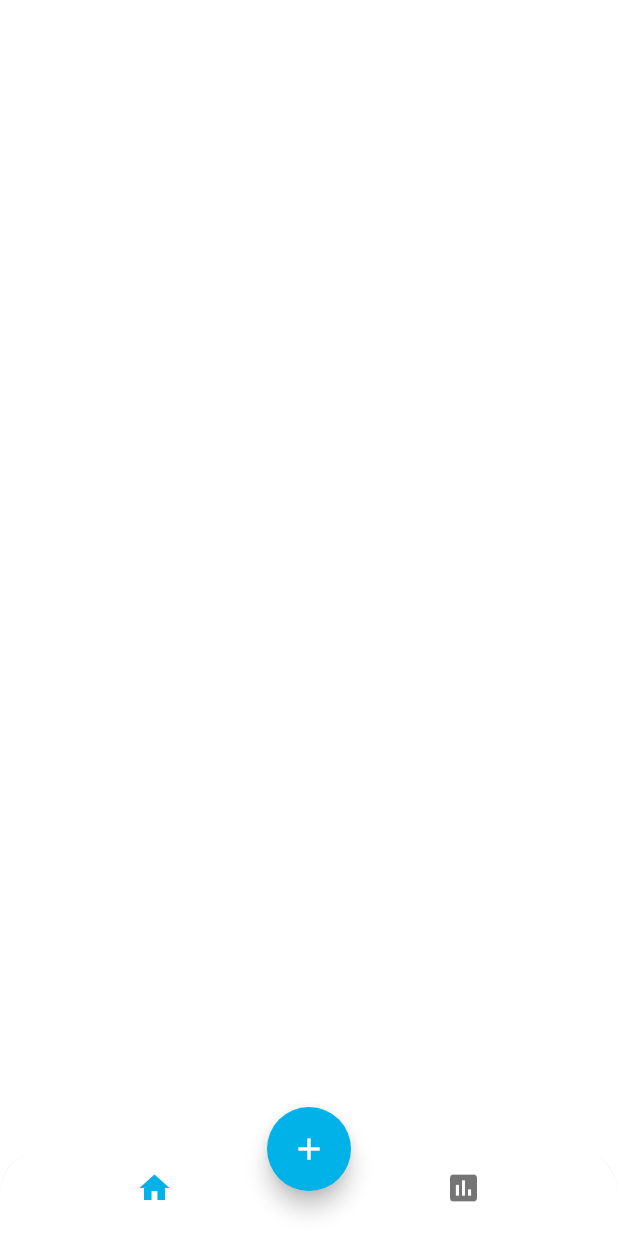
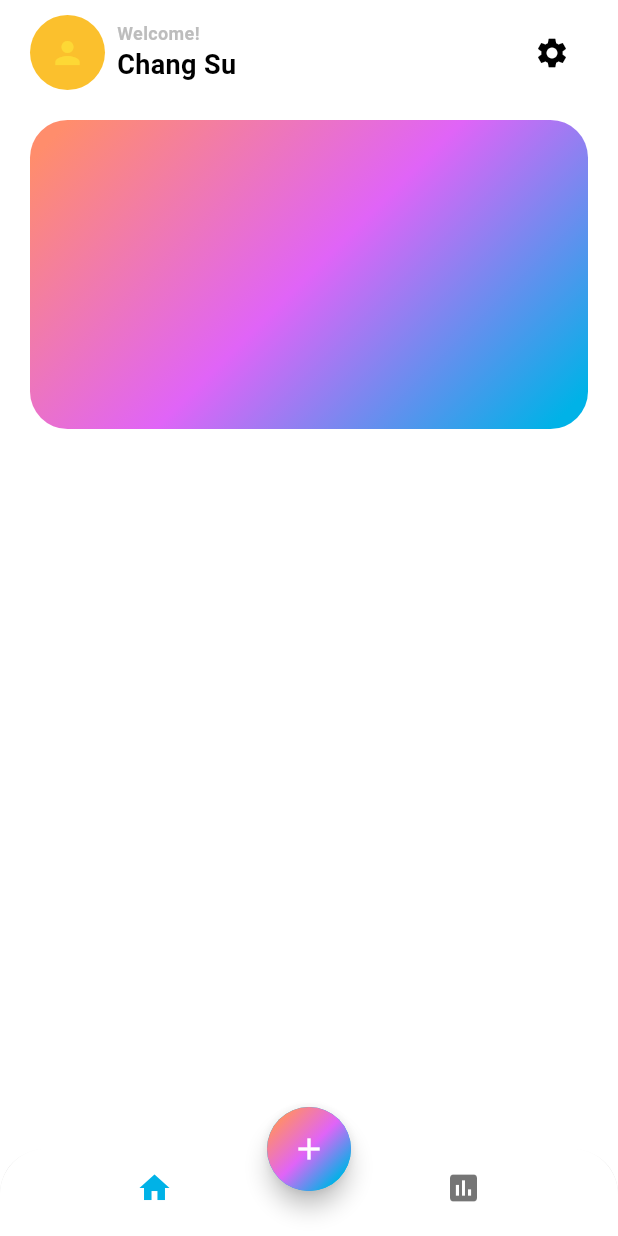
Before and after one commit to scs0209/expense-tracker, a Flutter app: the screen it shows after launch, on a phone screen of 412 x 824 dp. Run offline on Flutter 3.47's test engine with Material 3 defaults, Android fonts, the phone set to English and light mode, and no system bars.

Commit message:
feat: HomeScreen 업데이트 및 MainScreen 추가로 UI 개선
- `app_view.dart`에서 ColorScheme에 `outline` 색상을 추가하여 일관된 스타일 적용.
- `HomeScreen`의 `FloatingActionButton`에 그라디언트 배경을 추가하여 시각적 향»ó `home_screen.dart`에 `MainScreen` 위젯 도입:
  - 환영 메시지와 프로필 아이콘 추가.
  - 설정 버튼 구현.
  - 시각적으로 매력적인 그라디언트 배경의 컨테이너 생성.

```diff
--- a/lib/app_view.dart
+++ b/lib/app_view.dart
@@ -16,6 +16,7 @@ class MyAppView extends StatelessWidget {
           primary: Color(0xFF00B2E7),
           secondary: Color(0xFFE064F7),
           tertiary: Color(0xFFFF8D6C),
+          outline: Colors.grey.shade400,
         ),
       ),
       home: HomeScreen(),
--- a/lib/screens/home/views/home_screen.dart
+++ b/lib/screens/home/views/home_screen.dart
@@ -1,3 +1,6 @@
+import 'dart:math';
+
+import 'package:expense_tracker/screens/home/views/main_screen.dart';
 import 'package:flutter/material.dart';
 
 class HomeScreen extends StatelessWidget {
@@ -6,7 +9,7 @@ class HomeScreen extends StatelessWidget {
   @override
   Widget build(BuildContext context) {
     return Scaffold(
-      appBar: AppBar(),
+      // appBar: AppBar(),
       bottomNavigationBar: ClipRRect(
         borderRadius: const BorderRadius.vertical(
           top: Radius.circular(30),
@@ -36,8 +39,24 @@ class HomeScreen extends StatelessWidget {
       floatingActionButton: FloatingActionButton(
         onPressed: () {},
         shape: const CircleBorder(),
-        child: const Icon(Icons.add),
+        child: Container(
+          width: 60,
+          height: 60,
+          decoration: BoxDecoration(
+            shape: BoxShape.circle,
+            gradient: LinearGradient(
+              colors: [
+                Theme.of(context).colorScheme.tertiary,
+                Theme.of(context).colorScheme.secondary,
+                Theme.of(context).colorScheme.primary,
+              ],
+              transform: const GradientRotation(pi / 4),
+            ),
+          ),
+          child: const Icon(Icons.add),
+        ),
       ),
+      body: MainScreen(),
     );
   }
 }
--- /dev/null
+++ b/lib/screens/home/views/main_screen.dart
@@ -0,0 +1,95 @@
+import 'dart:math';
+
+import 'package:flutter/material.dart';
+
+class MainScreen extends StatelessWidget {
+  const MainScreen({super.key});
+
+  @override
+  Widget build(BuildContext context) {
+    return SafeArea(
+      child: Padding(
+        padding: const EdgeInsets.symmetric(horizontal: 20.0, vertical: 10.0),
+        child: Column(
+          children: [
+            Container(
+              child: Row(
+                mainAxisAlignment: MainAxisAlignment.spaceBetween,
+                children: [
+                  Row(
+                    mainAxisSize: MainAxisSize.max,
+                    children: [
+                      Stack(
+                        alignment: Alignment.center,
+                        children: [
+                          Container(
+                            width: 50,
+                            height: 50,
+                            decoration: BoxDecoration(
+                              shape: BoxShape.circle,
+                              color: Colors.yellow[700],
+                            ),
+                          ),
+                          Icon(
+                            Icons.person,
+                            color: Colors.yellow[600],
+                          ),
+                        ],
+                      ),
+                      const SizedBox(
+                        width: 8,
+                      ),
+                      Column(
+                        crossAxisAlignment: CrossAxisAlignment.start,
+                        children: [
+                          Text(
+                            "Welcome!",
+                            style: TextStyle(
+                              fontSize: 12,
+                              fontWeight: FontWeight.w600,
+                              color: Theme.of(context).colorScheme.outline,
+                            ),
+                          ),
+                          Text(
+                            "Chang Su",
+                            style: TextStyle(
+                              fontSize: 18,
+                              fontWeight: FontWeight.bold,
+                              color: Theme.of(context).colorScheme.onBackground,
+                            ),
+                          ),
+                        ],
+                      ),
+                    ],
+                  ),
+                  IconButton(
+                    onPressed: () {},
+                    icon: Icon(Icons.settings),
+                  )
+                ],
+              ),
+            ),
+            const SizedBox(
+              height: 20,
+            ),
+            Container(
+              width: MediaQuery.of(context).size.width,
+              height: MediaQuery.of(context).size.width / 2,
+              decoration: BoxDecoration(
+                gradient: LinearGradient(
+                  colors: [
+                    Theme.of(context).colorScheme.tertiary,
+                    Theme.of(context).colorScheme.secondary,
+                    Theme.of(context).colorScheme.primary,
+                  ],
+                  transform: const GradientRotation(pi / 4),
+                ),
+                borderRadius: BorderRadius.circular(25),
+              ),
+            )
+          ],
+        ),
+      ),
+    );
+  }
+}
```
